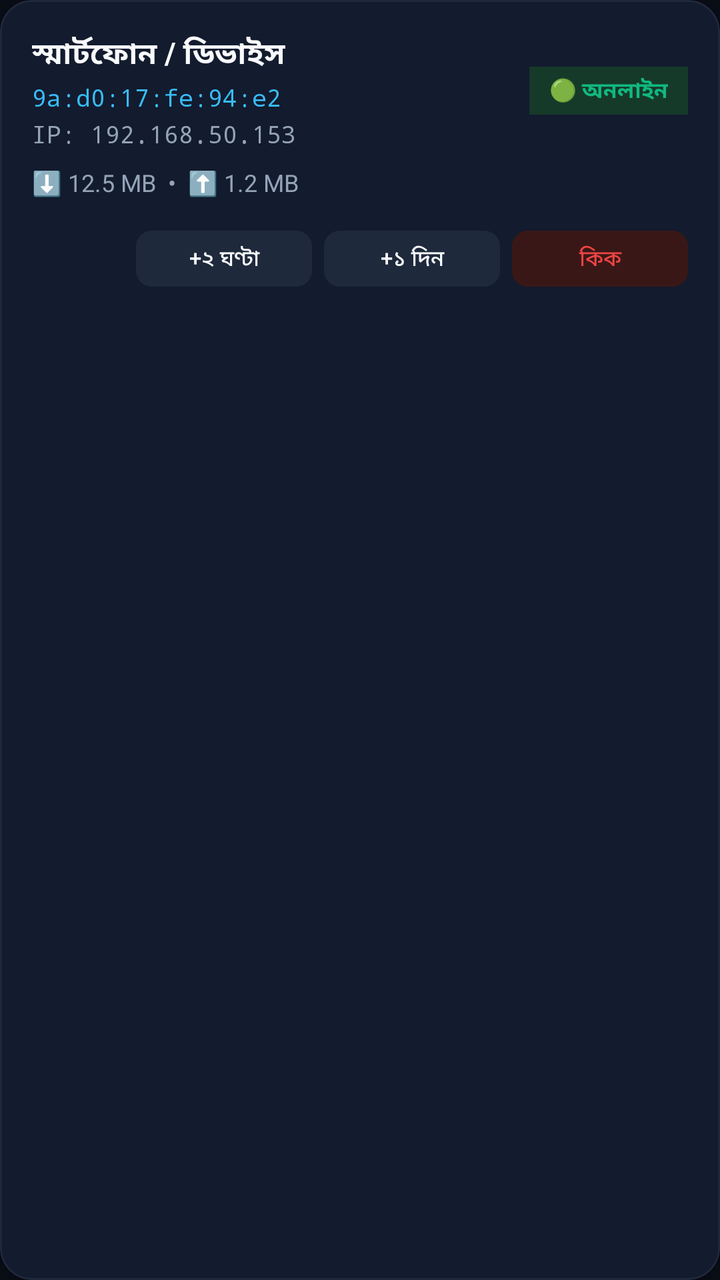
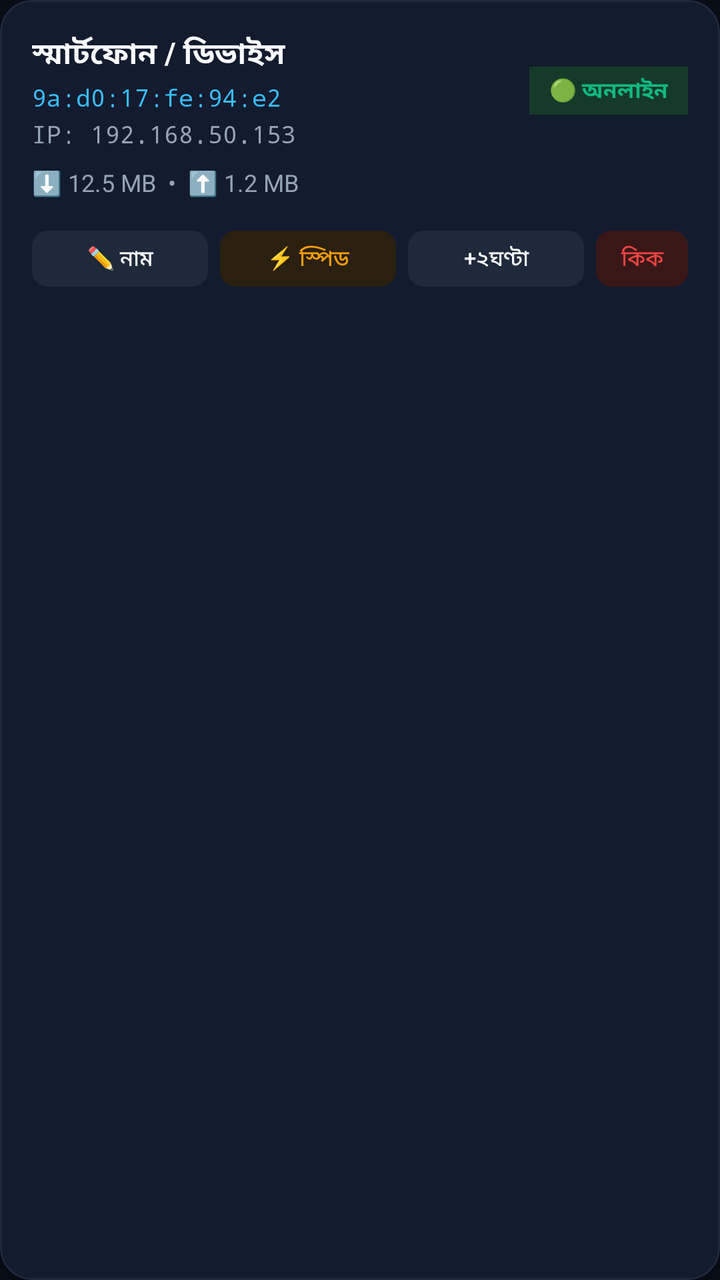

The first picture is an Android layout as it rendered before a commit; the second is the same layout after the commit. The layout source and the unified diff follow.
<!-- AndroidManifest.xml: application theme Theme.TitanHotspotAdmin -->
<!-- res/layout/item_client.xml -->
<?xml version="1.0" encoding="utf-8"?>
<com.google.android.material.card.MaterialCardView xmlns:android="http://schemas.android.com/apk/res/android"
    xmlns:app="http://schemas.android.com/apk/res-auto"
    android:layout_width="match_parent"
    android:layout_height="wrap_content"
    android:layout_marginBottom="10dp"
    app:cardBackgroundColor="@color/card_bg"
    app:cardCornerRadius="16dp"
    app:cardElevation="2dp"
    app:strokeColor="@color/card_border"
    app:strokeWidth="1dp">

    <LinearLayout
        android:layout_width="match_parent"
        android:layout_height="wrap_content"
        android:orientation="vertical"
        android:padding="16dp">

        <LinearLayout
            android:layout_width="match_parent"
            android:layout_height="wrap_content"
            android:gravity="center_vertical"
            android:orientation="horizontal">

            <LinearLayout
                android:layout_width="0dp"
                android:layout_height="wrap_content"
                android:layout_weight="1"
                android:orientation="vertical">

                <TextView
                    android:id="@+id/tvDeviceName"
                    android:layout_width="wrap_content"
                    android:layout_height="wrap_content"
                    android:text="স্মার্টফোন / ডিভাইস"
                    android:textColor="@color/text_main"
                    android:textSize="15sp"
                    android:textStyle="bold" />

                <TextView
                    android:id="@+id/tvMac"
                    android:layout_width="wrap_content"
                    android:layout_height="wrap_content"
                    android:layout_marginTop="2dp"
                    android:fontFamily="monospace"
                    android:text="9a:d0:17:fe:94:e2"
                    android:textColor="@color/primary"
                    android:textSize="12sp" />

                <TextView
                    android:id="@+id/tvIp"
                    android:layout_width="wrap_content"
                    android:layout_height="wrap_content"
                    android:layout_marginTop="2dp"
                    android:fontFamily="monospace"
                    android:text="IP: 192.168.50.153"
                    android:textColor="@color/text_muted"
                    android:textSize="12sp" />
            </LinearLayout>

            <TextView
                android:id="@+id/tvStatusBadge"
                android:layout_width="wrap_content"
                android:layout_height="wrap_content"
                android:background="#163A29"
                android:paddingHorizontal="10dp"
                android:paddingVertical="4dp"
                android:text="🟢 অনলাইন"
                android:textColor="@color/success"
                android:textSize="11sp"
                android:textStyle="bold" />
        </LinearLayout>

        <TextView
            android:id="@+id/tvTraffic"
            android:layout_width="wrap_content"
            android:layout_height="wrap_content"
            android:layout_marginTop="8dp"
            android:text="⬇️ 12.5 MB  •  ⬆️ 1.2 MB"
            android:textColor="@color/text_muted"
            android:textSize="12sp" />

        <LinearLayout
            android:layout_width="match_parent"
            android:layout_height="wrap_content"
            android:layout_marginTop="12dp"
            android:gravity="end"
            android:orientation="horizontal">

            <com.google.android.material.button.MaterialButton
                android:id="@+id/btnAuth2h"
                style="@style/Widget.Material3.Button.TonalButton"
                android:layout_width="wrap_content"
                android:layout_height="36dp"
                android:layout_marginEnd="6dp"
                android:backgroundTint="#1E293B"
                android:paddingHorizontal="12dp"
                android:text="+২ ঘণ্টা"
                android:textColor="@color/text_main"
                android:textSize="11sp"
                app:cornerRadius="8dp" />

            <com.google.android.material.button.MaterialButton
                android:id="@+id/btnAuth1d"
                style="@style/Widget.Material3.Button.TonalButton"
                android:layout_width="wrap_content"
                android:layout_height="36dp"
                android:layout_marginEnd="6dp"
                android:backgroundTint="#1E293B"
                android:paddingHorizontal="12dp"
                android:text="+১ দিন"
                android:textColor="@color/text_main"
                android:textSize="11sp"
                app:cornerRadius="8dp" />

            <com.google.android.material.button.MaterialButton
                android:id="@+id/btnKick"
                style="@style/Widget.Material3.Button.TonalButton"
                android:layout_width="wrap_content"
                android:layout_height="36dp"
                android:backgroundTint="#3A1717"
                android:paddingHorizontal="12dp"
                android:text="কিক"
                android:textColor="@color/danger"
                android:textSize="11sp"
                app:cornerRadius="8dp" />
        </LinearLayout>

    </LinearLayout>
</com.google.android.material.card.MaterialCardView>
<!-- resources referenced by this layout -->
<resources>
  <color name="card_bg">#131B2E</color>
  <color name="card_border">#1E293B</color>
  <color name="danger">#EF4444</color>
  <color name="primary">#38BDF8</color>
  <color name="success">#10B981</color>
  <color name="text_main">#F8FAFC</color>
  <color name="text_muted">#94A3B8</color>
  <style name="Theme.TitanHotspotAdmin" parent="Theme.Material3.Dark.NoActionBar">
          <item name="colorPrimary">@color/primary</item>
          <item name="colorOnPrimary">@color/bg_dark</item>
          <item name="colorSecondary">@color/secondary</item>
          <item name="android:windowBackground">@color/bg_dark</item>
          <item name="android:statusBarColor">@color/bg_dark</item>
          <item name="android:navigationBarColor">@color/bg_dark</item>
      </style>
  <color name="bg_dark">#090D16</color>
  <color name="secondary">#818CF8</color>
</resources>

<!-- the commit's change to res/layout/item_client.xml (unified diff, before → after) -->
@@ -88,27 +88,40 @@
             android:orientation="horizontal">
 
             <com.google.android.material.button.MaterialButton
+                android:id="@+id/btnRename"
+                style="@style/Widget.Material3.Button.TonalButton"
+                android:layout_width="wrap_content"
+                android:layout_height="36dp"
+                android:layout_marginEnd="6dp"
+                android:backgroundTint="#1E293B"
+                android:paddingHorizontal="10dp"
+                android:text="✏️ নাম"
+                android:textColor="@color/text_main"
+                android:textSize="11sp"
+                app:cornerRadius="8dp" />
+
+            <com.google.android.material.button.MaterialButton
+                android:id="@+id/btnSpeed"
+                style="@style/Widget.Material3.Button.TonalButton"
+                android:layout_width="wrap_content"
+                android:layout_height="36dp"
+                android:layout_marginEnd="6dp"
+                android:backgroundTint="#2A2010"
+                android:paddingHorizontal="10dp"
+                android:text="⚡ স্পিড"
+                android:textColor="#F59E0B"
+                android:textSize="11sp"
+                app:cornerRadius="8dp" />
+
+            <com.google.android.material.button.MaterialButton
                 android:id="@+id/btnAuth2h"
                 style="@style/Widget.Material3.Button.TonalButton"
                 android:layout_width="wrap_content"
                 android:layout_height="36dp"
                 android:layout_marginEnd="6dp"
                 android:backgroundTint="#1E293B"
-                android:paddingHorizontal="12dp"
-                android:text="+২ ঘণ্টা"
-                android:textColor="@color/text_main"
-                android:textSize="11sp"
-                app:cornerRadius="8dp" />
-
-            <com.google.android.material.button.MaterialButton
-                android:id="@+id/btnAuth1d"
-                style="@style/Widget.Material3.Button.TonalButton"
-                android:layout_width="wrap_content"
-                android:layout_height="36dp"
-                android:layout_marginEnd="6dp"
-                android:backgroundTint="#1E293B"
-                android:paddingHorizontal="12dp"
-                android:text="+১ দিন"
+                android:paddingHorizontal="10dp"
+                android:text="+২ঘণ্টা"
                 android:textColor="@color/text_main"
                 android:textSize="11sp"
                 app:cornerRadius="8dp" />
@@ -119,7 +132,7 @@
                 android:layout_width="wrap_content"
                 android:layout_height="36dp"
                 android:backgroundTint="#3A1717"
-                android:paddingHorizontal="12dp"
+                android:paddingHorizontal="10dp"
                 android:text="কিক"
                 android:textColor="@color/danger"
                 android:textSize="11sp"
